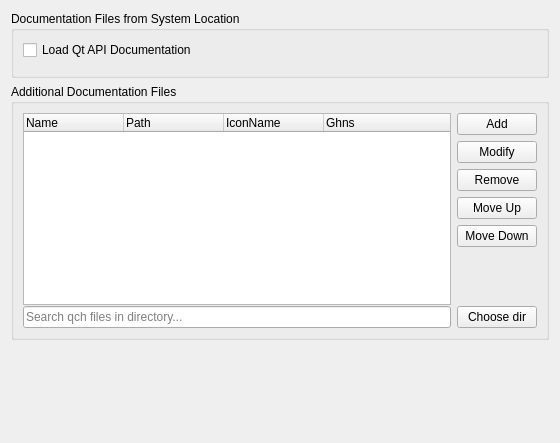
Before: the Qt Designer form documentation/qthelp/qthelpconfig.ui in KDE/kdevelop, drawn with Qt 5.
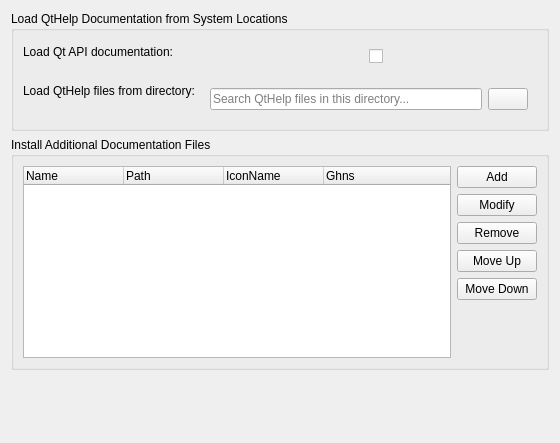
After: the same form once the commit is applied. Icons and pictures are not drawn. Custom widgets are drawn as their Qt base class.

Commit message: Group all QtHelp autoloading in one group box

Patch:
```diff
--- a/documentation/qthelp/qthelpconfig.ui
+++ b/documentation/qthelp/qthelpconfig.ui
@@ -15,35 +15,118 @@
   </property>
   <layout class="QVBoxLayout" name="verticalLayout_2">
    <item>
-    <widget class="QGroupBox" name="groupBox">
+    <widget class="QGroupBox" name="boxAutoLoad">
      <property name="title">
-      <string>Documentation Files from System Location</string>
+      <string>Load QtHelp Documentation from System Locations</string>
      </property>
-     <layout class="QVBoxLayout" name="verticalLayout_4">
-      <item>
-       <widget class="QCheckBox" name="loadQtDocsCheckBox">
+     <layout class="QFormLayout" name="formLayout_3">
+      <item row="0" column="0">
+       <widget class="QLabel" name="labelLoadQtApiDocs">
         <property name="text">
-         <string>Load Qt API Documentation</string>
+         <string>Load Qt API documentation:</string>
         </property>
+        <property name="buddy">
+         <cstring>loadQtDocsCheckBox</cstring>
+        </property>
        </widget>
       </item>
-      <item>
-       <widget class="KMessageWidget" name="messageAvailabilityQtDocs" native="true">
-        <property name="enabled">
-         <bool>true</bool>
+      <item row="2" column="0">
+       <widget class="QLabel" name="labelLoadFromDirectory">
+        <property name="text">
+         <string>Load QtHelp files from directory:</string>
         </property>
-        <property name="text" stdset="0">
-         <string/>
+        <property name="buddy">
+         <cstring>qchSearchDir</cstring>
         </property>
        </widget>
       </item>
+      <item row="0" column="1">
+       <widget class="QWidget" name="widgetLoadQtApiDocs" native="true">
+        <layout class="QVBoxLayout" name="verticalLayout_6">
+         <item>
+          <layout class="QHBoxLayout" name="horizontalLayout_6">
+           <property name="spacing">
+            <number>0</number>
+           </property>
+           <item>
+            <widget class="KMessageWidget" name="messageAvailabilityQtDocs" native="true">
+             <property name="enabled">
+              <bool>true</bool>
+             </property>
+             <property name="minimumSize">
+              <size>
+               <width>0</width>
+               <height>0</height>
+              </size>
+             </property>
+             <property name="text" stdset="0">
+              <string/>
+             </property>
+            </widget>
+           </item>
+           <item>
+            <widget class="QCheckBox" name="loadQtDocsCheckBox">
+             <property name="text">
+              <string/>
+             </property>
+            </widget>
+           </item>
+          </layout>
+         </item>
+        </layout>
+       </widget>
+      </item>
+      <item row="2" column="1">
+       <widget class="QWidget" name="widgetLoadDirectory" native="true">
+        <property name="sizePolicy">
+         <sizepolicy hsizetype="Expanding" vsizetype="Preferred">
+          <horstretch>0</horstretch>
+          <verstretch>0</verstretch>
+         </sizepolicy>
+        </property>
+        <property name="minimumSize">
+         <size>
+          <width>0</width>
+          <height>0</height>
+         </size>
+        </property>
+        <layout class="QHBoxLayout" name="horizontalLayout_5">
+         <item>
+          <widget class="QLineEdit" name="qchSearchDir">
+           <property name="text">
+            <string/>
+           </property>
+           <property name="placeholderText">
+            <string>Search QtHelp files in this directory...</string>
+           </property>
+          </widget>
+         </item>
+         <item>
+          <layout class="QHBoxLayout" name="horizontalLayout_4">
+           <item>
+            <widget class="QPushButton" name="qchSearchDirButton">
+             <property name="text">
+              <string/>
+             </property>
+             <property name="icon">
+              <iconset theme="document-open-folder">
+               <normaloff/>
+              </iconset>
+             </property>
+            </widget>
+           </item>
+          </layout>
+         </item>
+        </layout>
+       </widget>
+      </item>
      </layout>
     </widget>
    </item>
    <item>
-    <widget class="QGroupBox" name="qchManage">
+    <widget class="QGroupBox" name="boxQchManage">
      <property name="title">
-      <string>Additional Documentation Files</string>
+      <string>Install Additional Documentation Files</string>
      </property>
      <layout class="QVBoxLayout" name="verticalLayout_3">
       <item>
@@ -100,16 +183,6 @@
             <property name="topMargin">
              <number>0</number>
             </property>
-            <item>
-             <widget class="QLineEdit" name="qchSearchDir">
-              <property name="text">
-               <string/>
-              </property>
-              <property name="placeholderText">
-               <string>Search qch files in directory...</string>
-              </property>
-             </widget>
-            </item>
            </layout>
           </item>
          </layout>
@@ -164,13 +237,6 @@
             </property>
            </spacer>
           </item>
-          <item>
-           <widget class="QPushButton" name="qchSearchDirButton">
-            <property name="text">
-             <string>Choose dir</string>
-            </property>
-           </widget>
-          </item>
          </layout>
         </item>
        </layout>
```
The commit also changes 1 other file.
